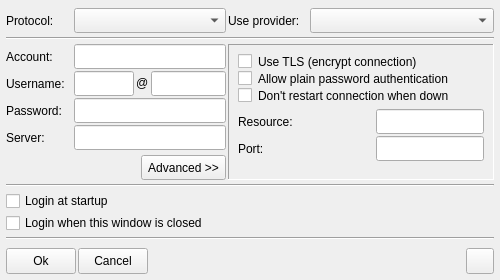
First picture: the form in share/skins/default/account.ui, repository itds-consulting/yate, before the edit.
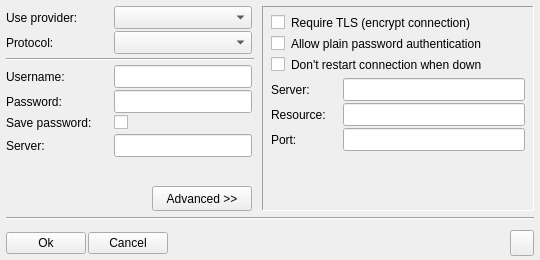
Second picture: the form after the edit. The open tabs and pages were chosen to show the change. Icons and pictures are not drawn.

```diff
--- a/share/skins/default/account.ui
+++ b/share/skins/default/account.ui
@@ -8,8 +8,8 @@
    <rect>
     <x>0</x>
     <y>0</y>
-    <width>500</width>
-    <height>280</height>
+    <width>540</width>
+    <height>260</height>
    </rect>
   </property>
   <property name="sizePolicy" >
@@ -20,14 +20,14 @@
   </property>
   <property name="minimumSize" >
    <size>
-    <width>500</width>
-    <height>280</height>
+    <width>540</width>
+    <height>260</height>
    </size>
   </property>
   <property name="maximumSize" >
    <size>
-    <width>500</width>
-    <height>280</height>
+    <width>540</width>
+    <height>260</height>
    </size>
   </property>
   <property name="windowTitle" >
@@ -54,23 +54,26 @@
    </property>
    <item>
     <layout class="QHBoxLayout" >
+     <property name="spacing" >
+      <number>6</number>
+     </property>
      <item>
-      <widget class="QFrame" name="frame_protocol" >
+      <widget class="QFrame" name="frame_account" >
        <property name="sizePolicy" >
-        <sizepolicy vsizetype="Preferred" hsizetype="Fixed" >
+        <sizepolicy vsizetype="Expanding" hsizetype="Preferred" >
          <horstretch>0</horstretch>
          <verstretch>0</verstretch>
         </sizepolicy>
        </property>
        <property name="minimumSize" >
         <size>
-         <width>220</width>
-         <height>16</height>
+         <width>250</width>
+         <height>0</height>
         </size>
        </property>
        <property name="maximumSize" >
         <size>
-         <width>220</width>
+         <width>250</width>
          <height>16777215</height>
         </size>
        </property>
@@ -91,7 +94,7 @@
          <number>0</number>
         </property>
         <property name="rightMargin" >
-         <number>0</number>
+         <number>2</number>
         </property>
         <property name="bottomMargin" >
          <number>0</number>
@@ -101,61 +104,7 @@
           <property name="spacing" >
            <number>2</number>
           </property>
-          <item>
-           <widget class="QLabel" name="label_protocol" >
-            <property name="sizePolicy" >
-             <sizepolicy vsizetype="Preferred" hsizetype="Fixed" >
-              <horstretch>0</horstretch>
-              <verstretch>0</verstretch>
-             </sizepolicy>
-            </property>
-            <property name="minimumSize" >
-             <size>
-              <width>66</width>
-              <height>0</height>
-             </size>
-            </property>
-            <property name="maximumSize" >
-             <size>
-              <width>66</width>
-              <height>16777215</height>
-             </size>
-            </property>
-            <property name="text" >
-             <string>Protocol:</string>
-            </property>
-           </widget>
-          </item>
-          <item>
-           <widget class="QComboBox" name="acc_protocol" >
-            <property name="sizePolicy" >
-             <sizepolicy vsizetype="Fixed" hsizetype="Expanding" >
-              <horstretch>0</horstretch>
-              <verstretch>0</verstretch>
-             </sizepolicy>
-            </property>
-            <property name="minimumSize" >
-             <size>
-              <width>0</width>
-              <height>25</height>
-             </size>
-            </property>
-            <property name="maximumSize" >
-             <size>
-              <width>16777215</width>
-              <height>25</height>
-             </size>
-            </property>
-           </widget>
-          </item>
-         </layout>
-        </item>
-       </layout>
-      </widget>
-     </item>
-     <item>
-      <layout class="QHBoxLayout" >
-       <property name="spacing" >
+          <property name="rightMargin" >
         <number>2</number>
        </property>
        <item>
@@ -168,13 +117,13 @@
          </property>
          <property name="minimumSize" >
           <size>
-           <width>80</width>
+              <width>106</width>
            <height>0</height>
           </size>
          </property>
          <property name="maximumSize" >
           <size>
-           <width>80</width>
+              <width>106</width>
            <height>16777215</height>
           </size>
          </property>
@@ -194,27 +143,14 @@
          <property name="minimumSize" >
           <size>
            <width>0</width>
-           <height>25</height>
+              <height>23</height>
           </size>
          </property>
          <property name="maximumSize" >
           <size>
            <width>16777215</width>
-           <height>25</height>
-          </size>
-         </property>
-        </widget>
-       </item>
-      </layout>
-     </item>
-    </layout>
-   </item>
-   <item>
-    <layout class="QVBoxLayout" >
-     <item>
-      <widget class="Line" name="line_3" >
-       <property name="orientation" >
-        <enum>Qt::Horizontal</enum>
+              <height>23</height>
+             </size>
        </property>
       </widget>
      </item>
@@ -222,55 +158,14 @@
    </item>
    <item>
     <layout class="QHBoxLayout" >
-     <item>
-      <widget class="QFrame" name="frame_account" >
-       <property name="sizePolicy" >
-        <sizepolicy vsizetype="Preferred" hsizetype="Fixed" >
-         <horstretch>0</horstretch>
-         <verstretch>0</verstretch>
-        </sizepolicy>
-       </property>
-       <property name="minimumSize" >
-        <size>
-         <width>220</width>
-         <height>136</height>
-        </size>
-       </property>
-       <property name="maximumSize" >
-        <size>
-         <width>220</width>
-         <height>136</height>
-        </size>
-       </property>
-       <property name="frameShape" >
-        <enum>QFrame::NoFrame</enum>
-       </property>
-       <property name="frameShadow" >
-        <enum>QFrame::Raised</enum>
-       </property>
-       <layout class="QVBoxLayout" >
         <property name="spacing" >
          <number>2</number>
         </property>
-        <property name="leftMargin" >
-         <number>0</number>
-        </property>
-        <property name="topMargin" >
-         <number>0</number>
-        </property>
         <property name="rightMargin" >
-         <number>0</number>
-        </property>
-        <property name="bottomMargin" >
-         <number>0</number>
-        </property>
-        <item>
-         <layout class="QHBoxLayout" >
-          <property name="spacing" >
            <number>2</number>
           </property>
           <item>
-           <widget class="QLabel" name="label_3" >
+           <widget class="QLabel" name="label_protocol" >
             <property name="sizePolicy" >
              <sizepolicy vsizetype="Preferred" hsizetype="Fixed" >
               <horstretch>0</horstretch>
@@ -279,23 +174,23 @@
             </property>
             <property name="minimumSize" >
              <size>
-              <width>66</width>
+              <width>106</width>
               <height>0</height>
              </size>
             </property>
             <property name="maximumSize" >
              <size>
-              <width>66</width>
+              <width>106</width>
               <height>16777215</height>
              </size>
             </property>
             <property name="text" >
-             <string>Account:</string>
+             <string>Protocol:</string>
             </property>
            </widget>
           </item>
           <item>
-           <widget class="QLineEdit" name="acc_account" >
+           <widget class="QComboBox" name="acc_protocol" >
             <property name="sizePolicy" >
              <sizepolicy vsizetype="Fixed" hsizetype="Expanding" >
               <horstretch>0</horstretch>
@@ -305,17 +200,31 @@
             <property name="minimumSize" >
              <size>
               <width>0</width>
-              <height>25</height>
+              <height>23</height>
              </size>
             </property>
             <property name="maximumSize" >
              <size>
               <width>16777215</width>
-              <height>25</height>
+              <height>23</height>
              </size>
             </property>
-            <property name="text" >
-             <string/>
+           </widget>
+          </item>
+         </layout>
+        </item>
+        <item>
+         <layout class="QVBoxLayout" >
+          <property name="topMargin" >
+           <number>2</number>
+          </property>
+          <property name="bottomMargin" >
+           <number>2</number>
+          </property>
+          <item>
+           <widget class="Line" name="line_6" >
+            <property name="orientation" >
+             <enum>Qt::Horizontal</enum>
             </property>
            </widget>
           </item>
@@ -326,6 +235,9 @@
           <property name="spacing" >
            <number>2</number>
           </property>
+          <property name="rightMargin" >
+           <number>2</number>
+          </property>
           <item>
            <widget class="QLabel" name="label_5" >
             <property name="sizePolicy" >
@@ -336,13 +248,13 @@
             </property>
             <property name="minimumSize" >
              <size>
-              <width>66</width>
+              <width>106</width>
               <height>0</height>
              </size>
             </property>
             <property name="maximumSize" >
              <size>
-              <width>66</width>
+              <width>106</width>
               <height>16777215</height>
              </size>
             </property>
@@ -353,57 +265,16 @@
           </item>
           <item>
            <widget class="QLineEdit" name="acc_username" >
-            <property name="sizePolicy" >
-             <sizepolicy vsizetype="Fixed" hsizetype="Fixed" >
-              <horstretch>0</horstretch>
-              <verstretch>0</verstretch>
-             </sizepolicy>
-            </property>
-            <property name="minimumSize" >
-             <size>
-              <width>60</width>
-              <height>25</height>
-             </size>
-            </property>
-            <property name="maximumSize" >
-             <size>
-              <width>60</width>
-              <height>25</height>
-             </size>
-            </property>
-           </widget>
-          </item>
-          <item>
-           <widget class="QLabel" name="label_13" >
-            <property name="sizePolicy" >
-             <sizepolicy vsizetype="Fixed" hsizetype="Fixed" >
-              <horstretch>0</horstretch>
-              <verstretch>0</verstretch>
-             </sizepolicy>
-            </property>
-            <property name="text" >
-             <string>@</string>
-            </property>
-           </widget>
-          </item>
-          <item>
-           <widget class="QLineEdit" name="acc_domain" >
-            <property name="sizePolicy" >
-             <sizepolicy vsizetype="Fixed" hsizetype="Expanding" >
-              <horstretch>0</horstretch>
-              <verstretch>0</verstretch>
-             </sizepolicy>
-            </property>
             <property name="minimumSize" >
              <size>
               <width>0</width>
-              <height>25</height>
+              <height>23</height>
              </size>
             </property>
             <property name="maximumSize" >
              <size>
               <width>16777215</width>
-              <height>25</height>
+              <height>23</height>
              </size>
             </property>
            </widget>
@@ -415,6 +286,9 @@
           <property name="spacing" >
            <number>2</number>
           </property>
+          <property name="rightMargin" >
+           <number>2</number>
+          </property>
           <item>
            <widget class="QLabel" name="label_7" >
             <property name="sizePolicy" >
@@ -425,13 +299,13 @@
             </property>
             <property name="minimumSize" >
              <size>
-              <width>66</width>
+              <width>106</width>
               <height>0</height>
              </size>
             </property>
             <property name="maximumSize" >
              <size>
-              <width>66</width>
+              <width>106</width>
               <height>16777215</height>
              </size>
             </property>
@@ -442,22 +316,16 @@
           </item>
           <item>
            <widget class="QLineEdit" name="acc_password" >
-            <property name="sizePolicy" >
-             <sizepolicy vsizetype="Fixed" hsizetype="Expanding" >
-              <horstretch>0</horstretch>
-              <verstretch>0</verstretch>
-             </sizepolicy>
-            </property>
             <property name="minimumSize" >
              <size>
               <width>0</width>
-              <height>25</height>
+              <height>23</height>
              </size>
             </property>
             <property name="maximumSize" >
              <size>
               <width>16777215</width>
-              <height>25</height>
+              <height>23</height>
              </size>
             </property>
             <property name="echoMode" >
@@ -472,8 +340,11 @@
           <property name="spacing" >
            <number>2</number>
           </property>
+          <property name="rightMargin" >
+           <number>2</number>
+          </property>
           <item>
-           <widget class="QLabel" name="label_4" >
+           <widget class="QLabel" name="label_6" >
             <property name="sizePolicy" >
              <sizepolicy vsizetype="Preferred" hsizetype="Fixed" >
               <horstretch>0</horstretch>
@@ -482,13 +353,91 @@
             </property>
             <property name="minimumSize" >
              <size>
-              <width>66</width>
+              <width>106</width>
               <height>0</height>
              </size>
             </property>
             <property name="maximumSize" >
              <size>
-              <width>66</width>
+              <width>106</width>
+              <height>16777215</height>
+             </size>
+            </property>
+            <property name="text" >
+             <string>Save password:</string>
+            </property>
+           </widget>
+          </item>
+          <item>
+           <widget class="QCheckBox" name="acc_savepassword" />
+          </item>
+         </layout>
+        </item>
+        <item>
+         <widget class="QStackedWidget" name="acc_proto_cfg" >
+          <property name="sizePolicy" >
+           <sizepolicy vsizetype="Expanding" hsizetype="Expanding" >
+            <horstretch>0</horstretch>
+            <verstretch>0</verstretch>
+           </sizepolicy>
+          </property>
+          <property name="maximumSize" >
+           <size>
+            <width>16777215</width>
+            <height>16777215</height>
+           </size>
+          </property>
+          <property name="frameShape" >
+           <enum>QFrame::NoFrame</enum>
+          </property>
+          <property name="currentIndex" >
+           <number>1</number>
+          </property>
+          <widget class="QWidget" name="acc_proto_cfg_default" >
+           <layout class="QVBoxLayout" >
+            <property name="spacing" >
+             <number>0</number>
+            </property>
+            <property name="leftMargin" >
+             <number>0</number>
+            </property>
+            <property name="topMargin" >
+             <number>0</number>
+            </property>
+            <property name="rightMargin" >
+             <number>0</number>
+            </property>
+            <property name="bottomMargin" >
+             <number>0</number>
+            </property>
+            <item>
+             <layout class="QHBoxLayout" >
+              <property name="spacing" >
+               <number>2</number>
+              </property>
+              <property name="topMargin" >
+               <number>2</number>
+              </property>
+              <property name="rightMargin" >
+               <number>2</number>
+              </property>
+              <item>
+               <widget class="QLabel" name="label_16" >
+                <property name="sizePolicy" >
+                 <sizepolicy vsizetype="Preferred" hsizetype="Fixed" >
+                  <horstretch>0</horstretch>
+                  <verstretch>0</verstretch>
+                 </sizepolicy>
+                </property>
+                <property name="minimumSize" >
+                 <size>
+                  <width>106</width>
+                  <height>0</height>
+                 </size>
+                </property>
+                <property name="maximumSize" >
+                 <size>
+                  <width>106</width>
               <height>16777215</height>
              </size>
             </property>
@@ -498,28 +447,126 @@
            </widget>
           </item>
           <item>
-           <widget class="QLineEdit" name="acc_server" >
+               <widget class="QLineEdit" name="acc_proto_default_server" >
+                <property name="minimumSize" >
+                 <size>
+                  <width>0</width>
+                  <height>23</height>
+                 </size>
+                </property>
+                <property name="maximumSize" >
+                 <size>
+                  <width>16777215</width>
+                  <height>23</height>
+                 </size>
+                </property>
+               </widget>
+              </item>
+             </layout>
+            </item>
+            <item>
+             <spacer>
+              <property name="orientation" >
+               <enum>Qt::Vertical</enum>
+              </property>
+              <property name="sizeHint" >
+               <size>
+                <width>20</width>
+                <height>20</height>
+               </size>
+              </property>
+             </spacer>
+            </item>
+           </layout>
+          </widget>
+          <widget class="QWidget" name="acc_proto_cfg_jabber" >
+           <layout class="QVBoxLayout" >
+            <property name="spacing" >
+             <number>0</number>
+            </property>
+            <property name="leftMargin" >
+             <number>0</number>
+            </property>
+            <property name="topMargin" >
+             <number>0</number>
+            </property>
+            <property name="rightMargin" >
+             <number>0</number>
+            </property>
+            <property name="bottomMargin" >
+             <number>0</number>
+            </property>
+            <item>
+             <layout class="QHBoxLayout" >
+              <property name="spacing" >
+               <number>2</number>
+              </property>
+              <property name="topMargin" >
+               <number>2</number>
+              </property>
+              <property name="rightMargin" >
+               <number>2</number>
+              </property>
+              <item>
+               <widget class="QLabel" name="label_13" >
             <property name="sizePolicy" >
-             <sizepolicy vsizetype="Fixed" hsizetype="Expanding" >
+                 <sizepolicy vsizetype="Preferred" hsizetype="Fixed" >
               <horstretch>0</horstretch>
               <verstretch>0</verstretch>
              </sizepolicy>
             </property>
             <property name="minimumSize" >
              <size>
+                  <width>106</width>
+                  <height>0</height>
+                 </size>
+                </property>
+                <property name="maximumSize" >
+                 <size>
+                  <width>106</width>
+                  <height>16777215</height>
+                 </size>
+                </property>
+                <property name="text" >
+                 <string>Domain:</string>
+                </property>
+               </widget>
+              </item>
+              <item>
+               <widget class="QLineEdit" name="acc_proto_jabber_domain" >
+                <property name="minimumSize" >
+                 <size>
               <width>0</width>
-              <height>25</height>
+                  <height>23</height>
              </size>
             </property>
             <property name="maximumSize" >
              <size>
               <width>16777215</width>
-              <height>25</height>
+                  <height>23</height>
              </size>
             </property>
            </widget>
           </item>
          </layout>
+            </item>
+            <item>
+             <spacer>
+              <property name="orientation" >
+               <enum>Qt::Vertical</enum>
+              </property>
+              <property name="sizeHint" >
+               <size>
+                <width>20</width>
+                <height>40</height>
+               </size>
+              </property>
+             </spacer>
+            </item>
+           </layout>
+          </widget>
+          <widget class="QWidget" name="acc_proto_cfg_none" />
+         </widget>
         </item>
         <item>
          <spacer>
@@ -539,6 +586,9 @@
           <property name="spacing" >
            <number>2</number>
           </property>
+          <property name="rightMargin" >
+           <number>2</number>
+          </property>
           <item>
            <spacer>
             <property name="orientation" >
@@ -556,10 +606,16 @@
            <widget class="QToolButton" name="acc_showadvanced" >
             <property name="minimumSize" >
              <size>
-              <width>80</width>
+              <width>100</width>
               <height>25</height>
              </size>
             </property>
+            <property name="maximumSize" >
+             <size>
+              <width>100</width>
+              <height>16777215</height>
+             </size>
+            </property>
             <property name="text" >
              <string>Advanced >></string>
             </property>
@@ -580,23 +636,17 @@
       </widget>
      </item>
      <item>
-      <widget class="QStackedWidget" name="acc_proto_spec" >
+      <widget class="QStackedWidget" name="acc_proto_advanced" >
        <property name="sizePolicy" >
-        <sizepolicy vsizetype="Preferred" hsizetype="Fixed" >
+        <sizepolicy vsizetype="Expanding" hsizetype="Preferred" >
          <horstretch>0</horstretch>
          <verstretch>0</verstretch>
         </sizepolicy>
        </property>
-       <property name="minimumSize" >
-        <size>
-         <width>16</width>
-         <height>136</height>
-        </size>
-       </property>
        <property name="maximumSize" >
         <size>
-         <width>500</width>
-         <height>136</height>
+         <width>16777215</width>
+         <height>16777215</height>
         </size>
        </property>
        <property name="frameShape" >
@@ -636,6 +686,18 @@
        </widget>
        <widget class="QWidget" name="acc_proto_spec_jabber" >
         <layout class="QVBoxLayout" >
+         <property name="leftMargin" >
+          <number>8</number>
+         </property>
+         <property name="topMargin" >
+          <number>8</number>
+         </property>
+         <property name="rightMargin" >
+          <number>8</number>
+         </property>
+         <property name="bottomMargin" >
+          <number>8</number>
+         </property>
          <item>
           <widget class="QGroupBox" name="acc_proto_jabber_opt" >
            <property name="minimumSize" >
@@ -649,7 +711,7 @@
            </property>
            <layout class="QVBoxLayout" >
             <property name="spacing" >
-             <number>2</number>
+             <number>6</number>
             </property>
             <property name="leftMargin" >
              <number>0</number>
@@ -666,7 +728,7 @@
             <item>
              <widget class="QCheckBox" name="acc_proto_jabber_opt_tlsrequired" >
               <property name="text" >
-               <string>Use TLS (encrypt connection)</string>
+               <string>Require TLS (encrypt connection)</string>
               </property>
               <property name="autoExclusive" >
                <bool>false</bool>
@@ -697,34 +759,100 @@
            </property>
            <item>
             <layout class="QHBoxLayout" >
+             <property name="spacing" >
+              <number>2</number>
+             </property>
+             <item>
+              <widget class="QLabel" name="label_14" >
+               <property name="sizePolicy" >
+                <sizepolicy vsizetype="Preferred" hsizetype="Fixed" >
+                 <horstretch>0</horstretch>
+                 <verstretch>0</verstretch>
+                </sizepolicy>
+               </property>
+               <property name="minimumSize" >
+                <size>
+                 <width>70</width>
+                 <height>0</height>
+                </size>
+               </property>
+               <property name="maximumSize" >
+                <size>
+                 <width>70</width>
+                 <height>16777215</height>
+                </size>
+               </property>
+               <property name="text" >
+                <string>Server:</string>
+               </property>
+              </widget>
+             </item>
+             <item>
+              <widget class="QLineEdit" name="acc_proto_jabber_server" >
+               <property name="minimumSize" >
+                <size>
+                 <width>0</width>
+                 <height>23</height>
+                </size>
+               </property>
+               <property name="maximumSize" >
+                <size>
+                 <width>16777215</width>
+                 <height>23</height>
+                </size>
+               </property>
+              </widget>
+             </item>
+            </layout>
+           </item>
+           <item>
+            <layout class="QHBoxLayout" >
+             <property name="spacing" >
+              <number>2</number>
+             </property>
              <item>
               <widget class="QLabel" name="label_12" >
+               <property name="sizePolicy" >
+                <sizepolicy vsizetype="Preferred" hsizetype="Fixed" >
+                 <horstretch>0</horstretch>
+                 <verstretch>0</verstretch>
+                </sizepolicy>
+               </property>
+               <property name="minimumSize" >
+                <size>
+                 <width>70</width>
+                 <height>0</height>
+                </size>
+               </property>
+               <property name="maximumSize" >
+                <size>
+                 <width>70</width>
+                 <height>16777215</height>
+                </size>
+               </property>
                <property name="text" >
                 <string>Resource:</string>
                </property>
-               <property name="margin" >
-                <number>4</number>
-               </property>
               </widget>
              </item>
              <item>
               <widget class="QLineEdit" name="acc_proto_jabber_resource" >
                <property name="sizePolicy" >
-                <sizepolicy vsizetype="Fixed" hsizetype="Fixed" >
+                <sizepolicy vsizetype="Fixed" hsizetype="Expanding" >
                  <horstretch>0</horstretch>
                  <verstretch>0</verstretch>
                 </sizepolicy>
                </property>
                <property name="minimumSize" >
                 <size>
-                 <width>80</width>
-                 <height>25</height>
+                 <width>0</width>
+                 <height>23</height>
                 </size>
                </property>
                <property name="maximumSize" >
                 <size>
                  <width>16777215</width>
-                 <height>25</height>
+                 <height>23</height>
                 </size>
                </property>
                <property name="text" >
@@ -741,32 +869,47 @@
             <layout class="QHBoxLayout" >
              <item>
               <widget class="QLabel" name="label_11" >
+               <property name="sizePolicy" >
+                <sizepolicy vsizetype="Preferred" hsizetype="Fixed" >
+                 <horstretch>0</horstretch>
+                 <verstretch>0</verstretch>
+                </sizepolicy>
+               </property>
+               <property name="minimumSize" >
+                <size>
+                 <width>70</width>
+                 <height>0</height>
+                </size>
+               </property>
+               <property name="maximumSize" >
+                <size>
+                 <width>70</width>
+                 <height>16777215</height>
+                </size>
+               </property>
                <property name="text" >
                 <string>Port:</string>
                </property>
-               <property name="margin" >
-                <number>4</number>
-               </property>
               </widget>
              </item>
              <item>
               <widget class="QLineEdit" name="acc_proto_jabber_port" >
                <property name="sizePolicy" >
-                <sizepolicy vsizetype="Fixed" hsizetype="Fixed" >
+                <sizepolicy vsizetype="Fixed" hsizetype="Expanding" >
                  <horstretch>0</horstretch>
                  <verstretch>0</verstretch>
                 </sizepolicy>
                </property>
                <property name="minimumSize" >
                 <size>
-                 <width>100</width>
-                 <height>25</height>
+                 <width>0</width>
+                 <height>23</height>
                 </size>
                </property>
                <property name="maximumSize" >
                 <size>
                  <width>16777215</width>
-                 <height>25</height>
+                 <height>23</height>
                 </size>
                </property>
                <property name="text" >
@@ -776,6 +919,8 @@
              </item>
             </layout>
            </item>
+          </layout>
+         </item>
            <item>
             <spacer>
              <property name="orientation" >
@@ -790,8 +935,6 @@
             </spacer>
            </item>
           </layout>
-         </item>
-        </layout>
        </widget>
        <widget class="QWidget" name="acc_proto_spec_default" >
         <layout class="QGridLayout" >
@@ -884,38 +1027,12 @@
    </item>
    <item>
     <layout class="QVBoxLayout" >
-     <item>
-      <widget class="Line" name="line" >
-       <property name="orientation" >
-        <enum>Qt::Horizontal</enum>
-       </property>
-      </widget>
-     </item>
-    </layout>
-   </item>
-   <item>
-    <layout class="QVBoxLayout" >
-     <property name="spacing" >
-      <number>2</number>
+     <property name="topMargin" >
+      <number>4</number>
+     </property>
+     <property name="bottomMargin" >
+      <number>4</number>
      </property>
-     <item>
-      <widget class="QCheckBox" name="acc_enabled" >
-       <property name="text" >
-        <string>Login at startup</string>
-       </property>
-      </widget>
-     </item>
-     <item>
-      <widget class="QCheckBox" name="acc_loginnow" >
-       <property name="text" >
-        <string>Login when this window is closed</string>
-       </property>
-      </widget>
-     </item>
-    </layout>
-   </item>
-   <item>
-    <layout class="QVBoxLayout" >
      <item>
       <widget class="Line" name="line_4" >
        <property name="orientation" >
@@ -943,59 +1060,23 @@
       <number>0</number>
      </property>
      <item>
-      <widget class="QToolButton" name="acc_accept" >
-       <property name="minimumSize" >
-        <size>
-         <width>70</width>
-         <height>26</height>
-        </size>
-       </property>
-       <property name="maximumSize" >
-        <size>
-         <width>16777215</width>
-         <height>26</height>
-        </size>
-       </property>
+      <widget class="QPushButton" name="acc_accept" >
        <property name="text" >
         <string>Ok</string>
        </property>
        <property name="icon" >
         <iconset>ok.png</iconset>
        </property>
-       <property name="toolButtonStyle" >
-        <enum>Qt::ToolButtonTextBesideIcon</enum>
-       </property>
       </widget>
      </item>
      <item>
-      <widget class="QToolButton" name="button_hide" >
-       <property name="minimumSize" >
-        <size>
-         <width>70</width>
-         <height>26</height>
-        </size>
-       </property>
-       <property name="maximumSize" >
-        <size>
-         <width>16777215</width>
-         <height>26</height>
-        </size>
-       </property>
+      <widget class="QPushButton" name="button_hide" >
        <property name="text" >
         <string>Cancel</string>
        </property>
        <property name="icon" >
         <iconset>close.png</iconset>
        </property>
-       <property name="iconSize" >
-        <size>
-         <width>20</width>
-         <height>20</height>
-        </size>
-       </property>
-       <property name="toolButtonStyle" >
-        <enum>Qt::ToolButtonTextBesideIcon</enum>
-       </property>
       </widget>
      </item>
      <item>
@@ -1013,6 +1094,9 @@
      </item>
      <item>
       <layout class="QVBoxLayout" >
+       <property name="spacing" >
+        <number>4</number>
+       </property>
        <item>
         <widget class="Line" name="line_2" >
          <property name="orientation" >
@@ -1042,18 +1126,9 @@
        <property name="toolTip" >
         <string>Help on this window</string>
        </property>
-       <property name="text" >
-        <string/>
-       </property>
        <property name="icon" >
         <iconset>quest.png</iconset>
        </property>
-       <property name="iconSize" >
-        <size>
-         <width>20</width>
-         <height>20</height>
-        </size>
-       </property>
        <property name="checkable" >
         <bool>true</bool>
        </property>
```
Left out of the diff: 92 changed lines with no effect on the pictures. Lines whose indentation alone changed are shown as unchanged.
